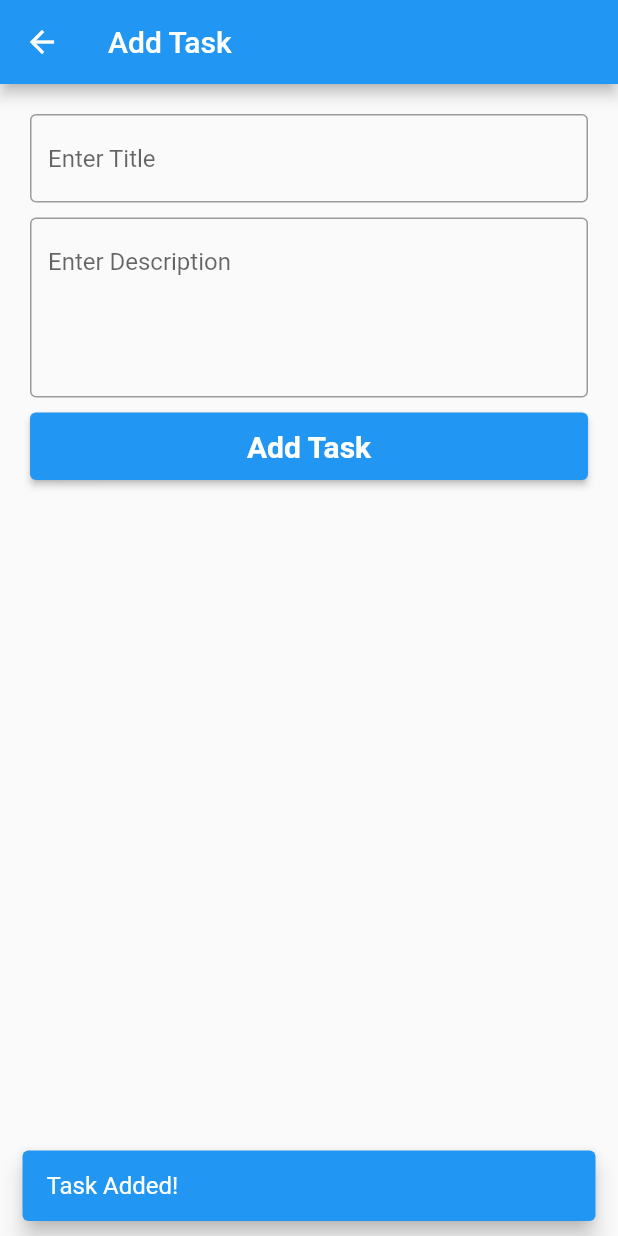
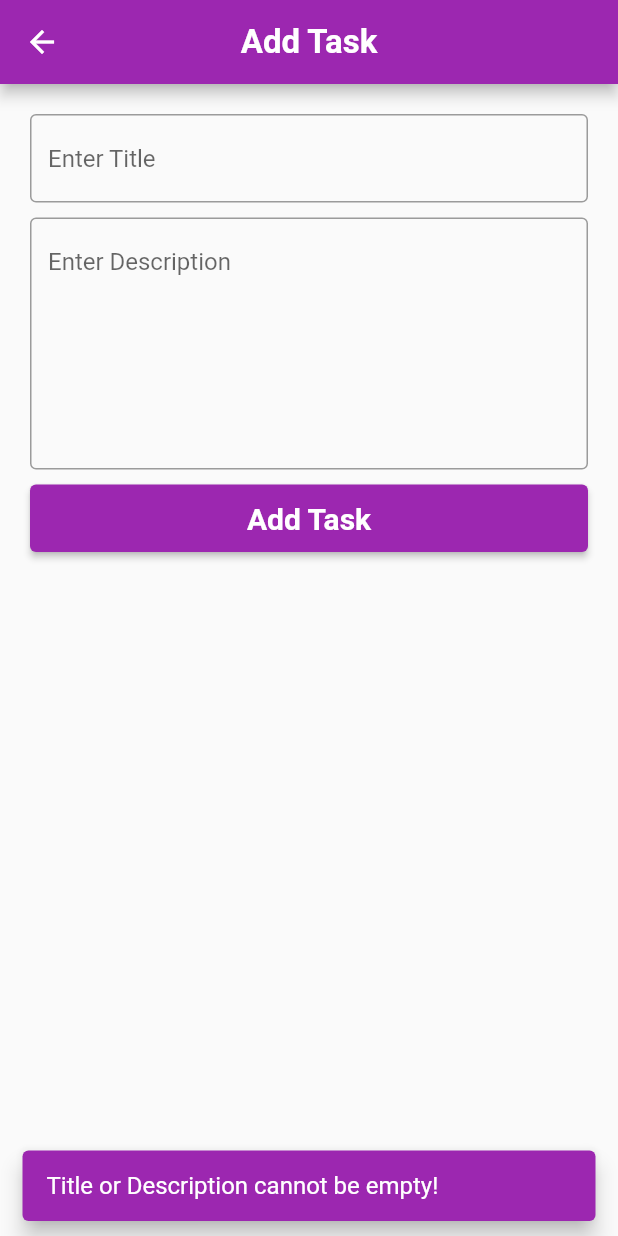
Before and after one commit to karan-lakhadive19/TodoApp, a Flutter app: the AddTask screen opened directly, after a tap on "Add Task", on a phone screen of 412 x 824 dp. Run offline on Flutter 3.47's test engine with Material 2 defaults, Android fonts, the phone set to English and light mode, and no system bars; our stand-ins replace cloud_firestore, firebase_auth, firebase_core, google_fonts; accounts and stored records are empty.

Commit message:
updated UI

```diff
--- a/lib/screens/addTask.dart
+++ b/lib/screens/addTask.dart
@@ -4,6 +4,7 @@ import 'package:cloud_firestore/cloud_firestore.dart';
 import 'package:firebase_auth/firebase_auth.dart';
 import 'package:flutter/material.dart';
 import 'package:google_fonts/google_fonts.dart';
+import 'package:todo_app/screens/home.dart';
 
 class AddTask extends StatefulWidget {
   const AddTask({super.key});
@@ -13,23 +14,41 @@ class AddTask extends StatefulWidget {
 }
 
 class _AddTaskState extends State<AddTask> {
-
   TextEditingController titleController = TextEditingController();
   TextEditingController descController = TextEditingController();
 
-  addTaskFirebase()async {
+  addTaskFirebase() async {
     FirebaseAuth auth = FirebaseAuth.instance;
     // UserCredential userCredential = await FirebaseAuth.instance;
     final User? user = auth.currentUser;
     String uid = user!.uid;
     var time = DateTime.now();
-    await FirebaseFirestore.instance.collection('task').doc(uid).collection('MyTask').doc(time.toString()).set({
-      'title':titleController.text,
-      'desc':descController.text,
-      'time':time.toString(),
-      'timestamp':time
-    });
-    const snackBar = SnackBar(
+    if (titleController.text.isEmpty || descController.text.isEmpty) {
+      const snackBar = SnackBar(
+        content: Text(
+          "Title or Description cannot be empty!",
+          style: TextStyle(
+            fontSize: 16, // adjust to your desired font size
+            color: Colors.white, // set text color
+          ),
+        ),
+        backgroundColor: Colors.purple, // set background color
+        behavior: SnackBarBehavior.floating, // set the behavior to floating
+      );
+      ScaffoldMessenger.of(context).showSnackBar(snackBar);
+    } else {
+      await FirebaseFirestore.instance
+          .collection('task')
+          .doc(uid)
+          .collection('MyTask')
+          .doc(time.toString())
+          .set({
+        'title': titleController.text,
+        'desc': descController.text,
+        'time': time.toString(),
+        'timestamp': time
+      });
+      const snackBar = SnackBar(
         content: Text(
           "Task Added!",
           style: TextStyle(
@@ -37,21 +56,25 @@ class _AddTaskState extends State<AddTask> {
             color: Colors.white, // set text color
           ),
         ),
-        backgroundColor: Colors.blue, // set background color
+        backgroundColor: Colors.purpleAccent, // set background color
         behavior: SnackBarBehavior.floating, // set the behavior to floating
       );
-
-        ScaffoldMessenger.of(context).showSnackBar(snackBar);
+      ScaffoldMessenger.of(context).showSnackBar(snackBar);
+      Navigator.push(
+          context, MaterialPageRoute(builder: (context) => HomeScreen()));
+    }
   }
-
-
 
   @override
   Widget build(BuildContext context) {
-    final maxLines = 5;
+    final maxLines = 7;
     return Scaffold(
       appBar: AppBar(
-        title: Text("Add Task"),
+        centerTitle: true,
+        title: Text(
+          "Add Task",
+          style: GoogleFonts.roboto(fontSize: 22, fontWeight: FontWeight.bold),
+        ),
       ),
       body: Container(
         child: Padding(
@@ -69,7 +92,7 @@ class _AddTaskState extends State<AddTask> {
                 height: 10,
               ),
               Container(
-                 height: maxLines * 24.0,
+                height: maxLines * 24.0,
                 child: TextField(
                   controller: descController,
                   maxLines: maxLines,
--- /dev/null
+++ b/lib/screens/desc.dart
@@ -0,0 +1,27 @@
+import 'package:flutter/material.dart';
+import 'package:google_fonts/google_fonts.dart';
+
+class Description extends StatelessWidget {
+  final String title, desc;
+  const Description({super.key, required this.title, required this.desc});
+
+  @override
+  Widget build(BuildContext context) {
+    return Scaffold(
+      appBar: AppBar(centerTitle: true, title: Text("Description", style: GoogleFonts.roboto(fontSize: 22, fontWeight: FontWeight.bold))),
+      body: Container(child: Column(
+        crossAxisAlignment: CrossAxisAlignment.start,
+        children: [
+          Container(
+            margin: EdgeInsets.all(10),
+            child: Text(title, style: GoogleFonts.roboto(fontSize: 24, fontWeight: FontWeight.bold),),
+          ),
+          Container(
+            margin: EdgeInsets.all(10),
+            child: Text(desc, style: GoogleFonts.roboto(fontSize: 18),),
+          ),
+        ],
+      )),
+    );
+  }
+}
--- a/lib/screens/home.dart
+++ b/lib/screens/home.dart
@@ -4,6 +4,7 @@ import 'package:firebase_core/firebase_core.dart';
 import 'package:flutter/material.dart';
 import 'package:google_fonts/google_fonts.dart';
 import 'package:todo_app/screens/addTask.dart';
+import 'package:todo_app/screens/desc.dart';
 
 class HomeScreen extends StatefulWidget {
   const HomeScreen({super.key});
@@ -35,7 +36,8 @@ class _HomeScreenState extends State<HomeScreen> {
   Widget build(BuildContext context) {
     return Scaffold(
       appBar: AppBar(
-        title: Text('Todo'),
+        centerTitle: true,
+        title: Text('My Todos', style: GoogleFonts.roboto(fontSize: 22, fontWeight: FontWeight.bold),),
         actions: [
           IconButton(
               onPressed: () async {
@@ -67,10 +69,14 @@ class _HomeScreenState extends State<HomeScreen> {
               return ListView.builder(
                 itemCount: docu.length,
                 itemBuilder: (context, index) {
-                  return Container(
+                  return InkWell(
+                    onTap: () {
+                      Navigator.push(context, MaterialPageRoute(builder: (context)=>Description(title: docu[index]['title'], desc: docu[index]['desc'])));
+                    },
+                    child: Container(
                       margin: EdgeInsets.only(bottom: 10),
                       decoration: BoxDecoration(
-                        color: Color(0xff121211),
+                          color: Colors.purple[400],
                           borderRadius: BorderRadius.circular(10)),
                       height: 90,
                       child: Row(
@@ -85,9 +91,12 @@ class _HomeScreenState extends State<HomeScreen> {
                                 child: Text(
                                   docu[index]['title'],
                                   style: GoogleFonts.roboto(
-                                    color: Colors.white, fontSize: 18),
+                                      color: Colors.white, fontSize: 20, fontWeight: FontWeight.bold),
                                 ),
                               ),
+                              Container(
+
+                              )
                             ],
                           ),
                           Container(
@@ -108,6 +117,7 @@ class _HomeScreenState extends State<HomeScreen> {
                           )
                         ],
                       ),
+                    ),
                   );
                 },
               );
@@ -124,7 +134,7 @@ class _HomeScreenState extends State<HomeScreen> {
           Navigator.push(
               context, MaterialPageRoute(builder: (context) => AddTask()));
         },
-        backgroundColor: Colors.blue,
+        backgroundColor: Colors.purple,
       ),
     );
   }
```
Also changed, not shown: lib/auth/authform.dart (+7 -6 lines), lib/main.dart (+12 -8 lines). Lines whose indentation alone changed are shown as unchanged.
